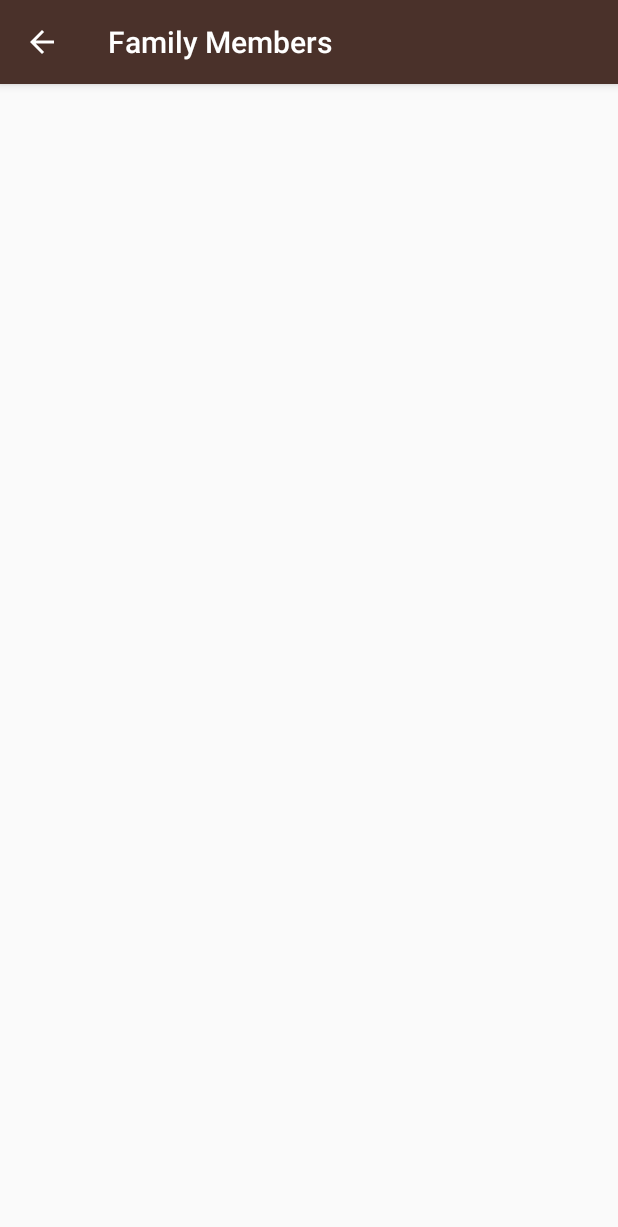
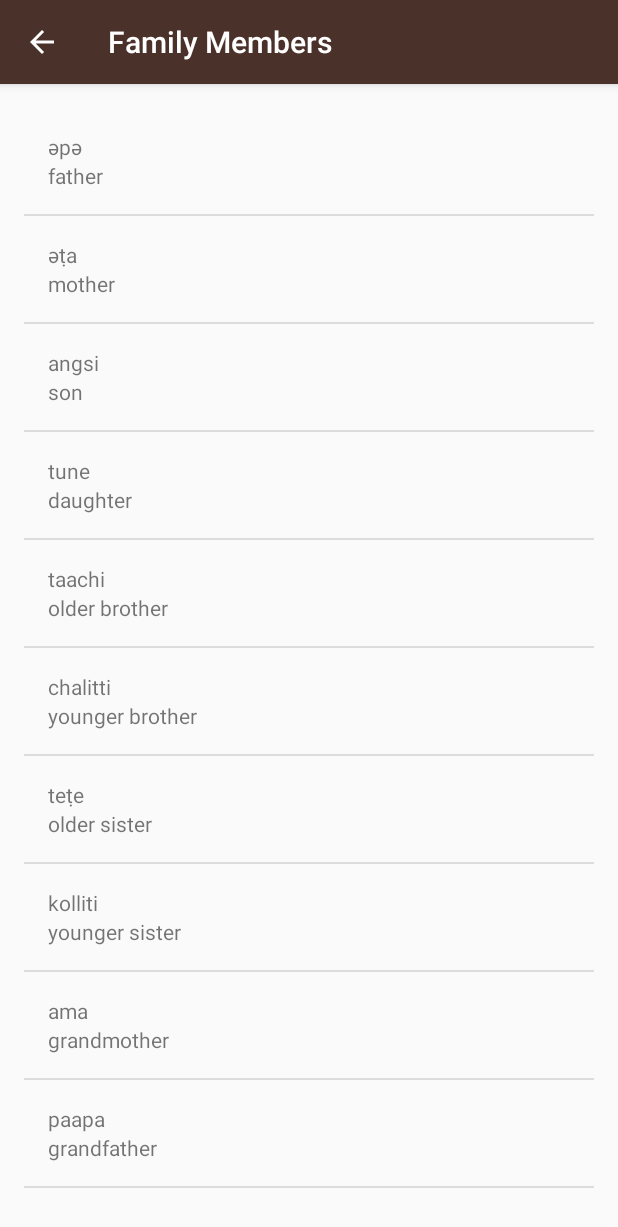
Before and after one commit to hasanmohdkhan/Miwok-App, an Android app: the FamilyActivity screen opened directly, with no data from a screen before it, on a phone screen of 412 x 824 dp. Shown: the top 1227 px of the screen. Run offline under Robolectric (Android 15) with nearby library versions, the phone set to English and light mode, and no system bars.

Commit message:
Added Adapter to All Activity

```diff
--- a/app/src/main/java/com/example/android/miwok/FamilyActivity.java
+++ b/app/src/main/java/com/example/android/miwok/FamilyActivity.java
@@ -15,8 +15,11 @@
  */
 package com.example.android.miwok;
 
+import android.os.Bundle;
 import android.support.v7.app.AppCompatActivity;
-import android.os.Bundle;
+import android.widget.ListView;
+
+import java.util.ArrayList;
 
 public class FamilyActivity extends AppCompatActivity {
 
@@ -24,5 +27,30 @@ public class FamilyActivity extends AppCompatActivity {
     protected void onCreate(Bundle savedInstanceState) {
         super.onCreate(savedInstanceState);
         setContentView(R.layout.activity_family);
+
+        ArrayList<Words> words = new ArrayList<Words>();
+        words.add(new Words("father", "әpә"));
+        words.add(new Words("mother", "әṭa"));
+        words.add(new Words("son", "angsi"));
+        words.add(new Words("daughter", "tune"));
+        words.add(new Words("older brother", "taachi"));
+        words.add(new Words("younger brother", "chalitti"));
+        words.add(new Words("older sister", "teṭe"));
+        words.add(new Words("younger sister", "kolliti"));
+        words.add(new Words("grandmother", "ama"));
+        words.add(new Words("grandfather", "paapa"));
+
+
+        WordsAdapter itemAdapter = new WordsAdapter(this, words);
+
+
+        ListView listView = (ListView) findViewById(R.id.list_view);
+
+
+        listView.setAdapter(itemAdapter);
+
+
     }
+
+
 }
--- a/app/src/main/java/com/example/android/miwok/NumbersActivity.java
+++ b/app/src/main/java/com/example/android/miwok/NumbersActivity.java
@@ -59,6 +59,5 @@ public class NumbersActivity extends AppCompatActivity {
 
     }
 
-    private class Word {
-    }
+
 }
--- a/app/src/main/res/layout/activity_family.xml
+++ b/app/src/main/res/layout/activity_family.xml
@@ -13,14 +13,15 @@
      See the License for the specific language governing permissions and
      limitations under the License.
 -->
-<RelativeLayout xmlns:android="http://schemas.android.com/apk/res/android"
+<ListView xmlns:android="http://schemas.android.com/apk/res/android"
     xmlns:tools="http://schemas.android.com/tools"
+    android:id="@+id/list_view"
     android:layout_width="match_parent"
     android:layout_height="match_parent"
-    android:paddingBottom="@dimen/activity_vertical_margin"
-    android:paddingLeft="@dimen/activity_horizontal_margin"
-    android:paddingRight="@dimen/activity_horizontal_margin"
-    android:paddingTop="@dimen/activity_vertical_margin"
-    tools:context="com.example.android.miwok.FamilyActivity">
+    android:paddingBottom="16dp"
+    android:paddingLeft="16dp"
+    android:paddingRight="16dp"
+    android:paddingTop="16dp"
+    tools:context=".NumbersActivity"
 
-</RelativeLayout>
+    />
```
Also changed, not shown: app/src/main/java/com/example/android/miwok/ColorsActivity.java (+27 -1 lines), app/src/main/java/com/example/android/miwok/PhrasesActivity.java (+28 -1 lines), app/src/main/res/layout/activity_colors.xml (+8 -7 lines), app/src/main/res/layout/activity_phrases.xml (+8 -7 lines).
